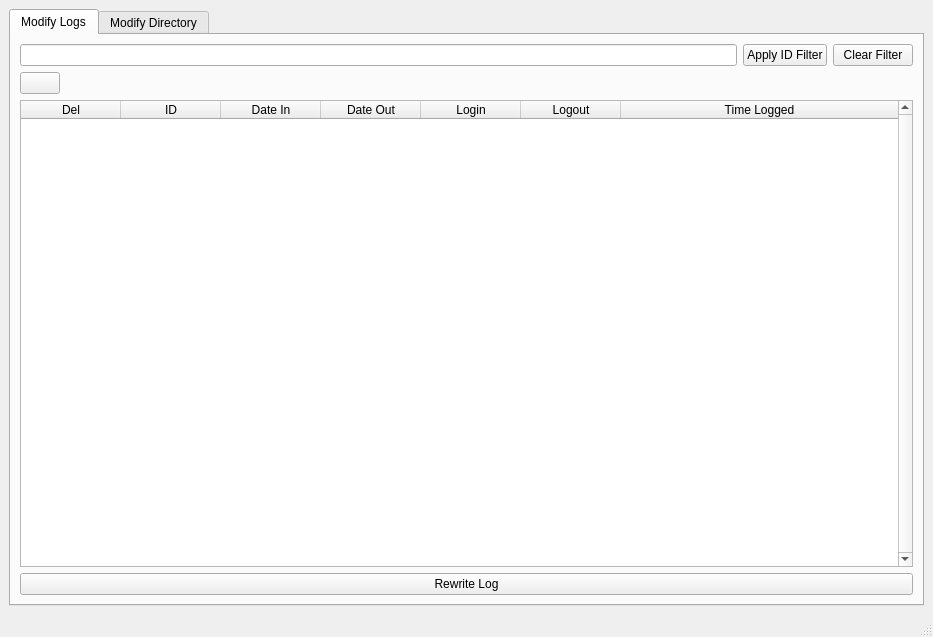
Before: the Qt Designer form GUI/AdminTool.ui in Pearadox/PearLogger2, drawn with Qt 5.
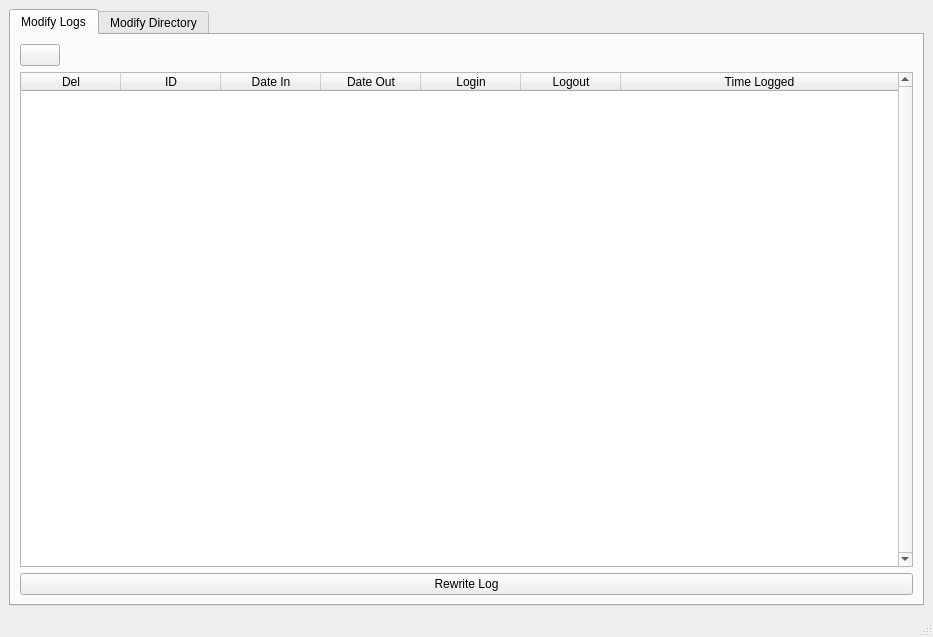
After: the same form once the commit is applied. Icons and pictures are not drawn.

The edit to the form file:
```diff
--- a/GUI/AdminTool.ui
+++ b/GUI/AdminTool.ui
@@ -25,28 +25,7 @@
         <string>Modify Logs</string>
        </attribute>
        <layout class="QGridLayout" name="gridLayout_2">
-        <item row="0" column="0">
-         <layout class="QHBoxLayout" name="horizontalLayout">
-          <item>
-           <widget class="QLineEdit" name="filterLineEdit"/>
-          </item>
-          <item>
-           <widget class="QPushButton" name="applyFilterButton">
-            <property name="text">
-             <string>Apply ID Filter</string>
-            </property>
-           </widget>
-          </item>
-          <item>
-           <widget class="QPushButton" name="clearFilterButton">
-            <property name="text">
-             <string>Clear Filter</string>
-            </property>
-           </widget>
-          </item>
-         </layout>
-        </item>
-        <item row="2" column="0">
+        <item row="1" column="0">
          <widget class="QTableWidget" name="logTableWidget">
           <property name="verticalScrollBarPolicy">
            <enum>Qt::ScrollBarAlwaysOn</enum>
@@ -113,7 +92,7 @@
           </property>
          </widget>
         </item>
-        <item row="1" column="0">
+        <item row="0" column="0">
          <layout class="QHBoxLayout" name="horizontalLayout_2">
           <item>
            <widget class="QPushButton" name="addButton">
```
Left out of the diff: 2 changed lines with no effect on the pictures.
